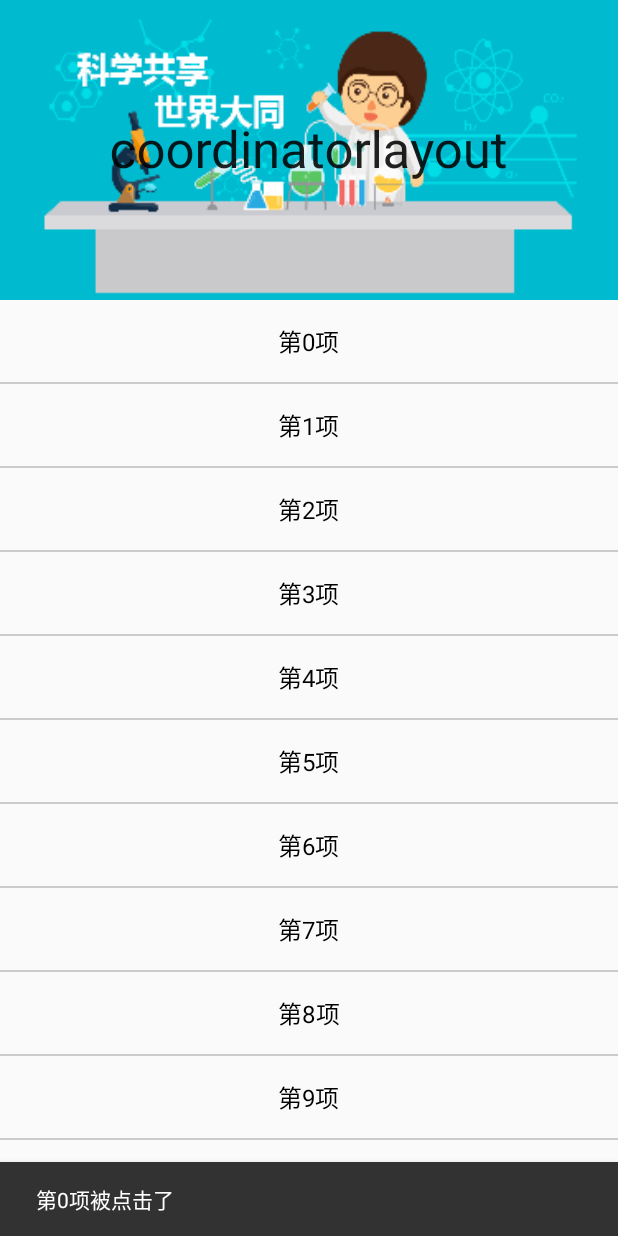
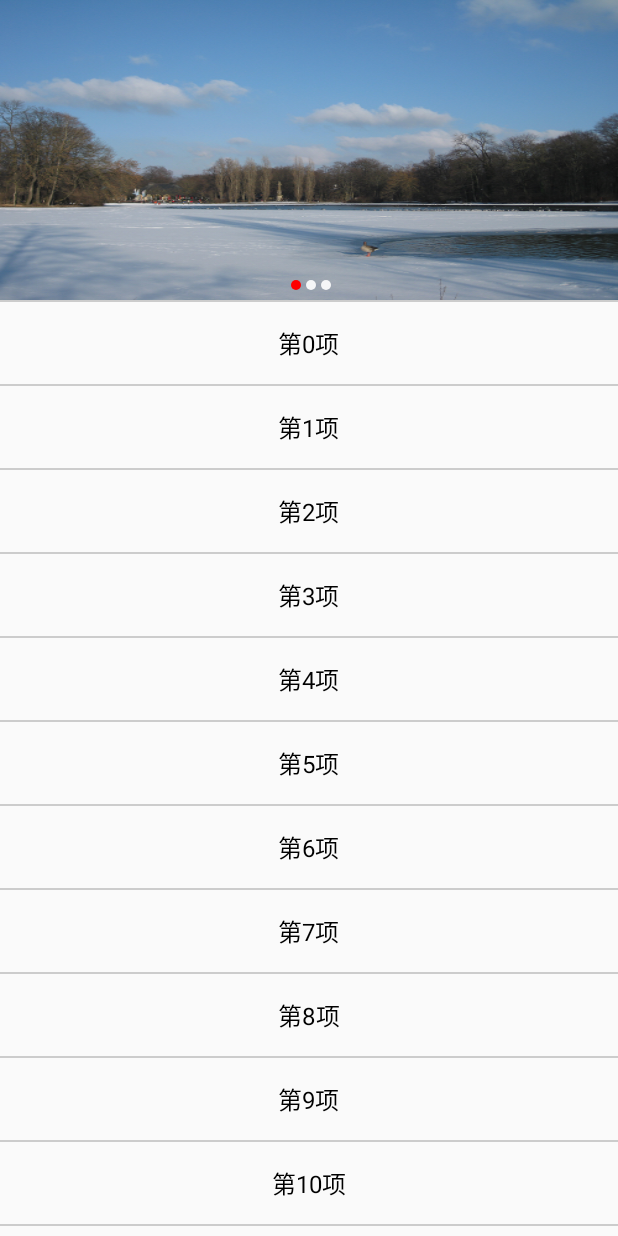
Before and after one commit to caixiaojie/RecyclerViewDemo, an Android app: the screen it shows after launch (MainActivity before the commit, AddheaderRvActivity after it), after a tap on an icon or button, on a phone screen of 412 x 824 dp. Run offline under Robolectric (Android 15) with nearby library versions, the light colour scheme and no system bars.

Commit message:
增加头部

```diff
--- a/app/build.gradle
+++ b/app/build.gradle
@@ -26,7 +26,7 @@ dependencies {
     })
     compile 'com.android.support:appcompat-v7:26.+'
     compile 'com.android.support.constraint:constraint-layout:1.0.2'
-    testCompile 'junit:junit:4.12'
     compile 'com.android.support:recyclerview-v7:26.0.0-alpha1'
     compile 'com.android.support:design:26.0.0-alpha1'
+    testCompile 'junit:junit:4.12'
 }
--- a/app/src/main/AndroidManifest.xml
+++ b/app/src/main/AndroidManifest.xml
@@ -9,7 +9,8 @@
         android:roundIcon="@mipmap/ic_launcher_round"
         android:supportsRtl="true"
         android:theme="@style/AppTheme">
-        <activity android:name=".MainActivity"
+        <activity
+            android:name=".MainActivity"
             android:screenOrientation="portrait">
             <intent-filter>
                 <action android:name="android.intent.action.MAIN" />
@@ -17,6 +18,8 @@
                 <category android:name="android.intent.category.LAUNCHER" />
             </intent-filter>
         </activity>
+        <activity android:name=".AddheaderRvActivity"
+            android:screenOrientation="portrait"></activity>
     </application>
 
 </manifest>
--- /dev/null
+++ b/app/src/main/java/com/fskj/recyclerviewdemo/AddheaderRvActivity.java
@@ -0,0 +1,200 @@
+package com.fskj.recyclerviewdemo;
+
+import android.annotation.SuppressLint;
+import android.app.Activity;
+import android.os.Handler;
+import android.os.Message;
+import android.support.design.widget.Snackbar;
+import android.support.v4.view.ViewPager;
+import android.support.v7.app.AppCompatActivity;
+import android.os.Bundle;
+import android.support.v7.widget.LinearLayoutManager;
+import android.util.DisplayMetrics;
+import android.util.Log;
+import android.util.TypedValue;
+import android.view.LayoutInflater;
+import android.view.MotionEvent;
+import android.view.View;
+import android.widget.LinearLayout;
+import android.widget.Toast;
+
+import java.util.ArrayList;
+import java.util.List;
+
+public class AddheaderRvActivity extends AppCompatActivity {
+
+    private WrapRecyclerView wRv;
+    private Activity activity;
+    private LayoutInflater inflater;
+    private ViewPager vp;
+    private LinearLayout llPoints;
+    private int [] strImgs = new int[]{R.mipmap.img_1296,R.mipmap.img_5220,R.mipmap.img_8923};
+    private List<Integer> imgList;
+    private ViewPagerAdapter pagerAdapter;
+    private int prevPosition = 0;
+    private boolean isAutoPlay = true;
+    private CustomAdapter customAdapter;
+    private List<String> dataList;
+
+
+    Runnable runnable = new Runnable() {
+        @Override
+        public void run() {
+            if (isAutoPlay) {
+                Message message = new Message();
+                handler.sendMessage(message);
+                handler.postDelayed(runnable, 3000);
+            }else {
+                // 如果处于拖拽状态停止自动播放，会每隔5秒检查一次是否可以正常自动播放。
+                handler.postDelayed(runnable, 5000);
+            }
+        }
+    };
+
+    private Handler handler = new Handler() {
+
+        @SuppressLint("HandlerLeak")
+        public void handleMessage(android.os.Message msg) {
+
+            switch (msg.what) {
+                case 0:
+                    // 得到mvp当前页面的索引
+                    int currentItem = vp.getCurrentItem();
+                    Log.e("currentItem","currentItem="+currentItem);
+                    // 要显示的下一个页面的索引
+                    currentItem++;
+                    // 设置ViewPager显示的页面
+                    vp.setCurrentItem(currentItem);
+                    break;
+
+                default:
+                    break;
+            }
+        }
+    };
+    private LinearLayout llRv;
+
+    @Override
+    protected void onCreate(Bundle savedInstanceState) {
+        super.onCreate(savedInstanceState);
+        setContentView(R.layout.activity_addheader_rv);
+        activity = AddheaderRvActivity.this;
+        inflater = LayoutInflater.from(activity);
+
+        llRv = (LinearLayout) findViewById(R.id.llRv);
+
+        View headerView = inflater.inflate(R.layout.rv_header_layout,null);
+        vp = (ViewPager) headerView.findViewById(R.id.viewPager);
+        llPoints = (LinearLayout) headerView.findViewById(R.id.llPoints);
+        imgList = new ArrayList<>();
+        for (int i = 0; i < strImgs.length; i++) {
+            imgList.add(strImgs[i]);
+        }
+        for (int i = 0; i < imgList.size(); i++) {
+            //根据图片的数量生成相对应的数量的小圆点
+            final View view=new View(this);
+            view.setBackgroundResource(R.drawable.dot_unselect);
+            DisplayMetrics metrics=new DisplayMetrics();
+            float width= TypedValue.applyDimension(TypedValue.COMPLEX_UNIT_PX,10, metrics);
+            float height=TypedValue.applyDimension(TypedValue.COMPLEX_UNIT_PX, 10, metrics);
+            LinearLayout.LayoutParams params=new LinearLayout.LayoutParams((int)width,(int)height);
+            params.leftMargin=5;
+            view.setLayoutParams(params);
+            llPoints.addView(view);
+        }
+
+
+        pagerAdapter = new ViewPagerAdapter(imgList,activity);
+        vp.setAdapter(pagerAdapter);
+        pagerAdapter.notifyDataSetChanged();
+        vp.setCurrentItem(Integer.MAX_VALUE / 2);
+        llPoints.getChildAt(0).setBackgroundResource(R.drawable.dot_select);
+        vp.addOnPageChangeListener(new ViewPager.OnPageChangeListener() {
+            @Override
+            public void onPageScrolled(int position, float positionOffset, int positionOffsetPixels) {
+
+            }
+
+            @Override
+            public void onPageSelected(int position) {
+                int newPosition = position % imgList.size();
+
+                llPoints.getChildAt(prevPosition).setBackgroundResource(R.drawable.dot_unselect);
+
+                llPoints.getChildAt(newPosition).setBackgroundResource(R.drawable.dot_select);
+
+                //把当前点位置做为下一次变化的前一个点的位置
+                prevPosition =newPosition;
+                handler.removeCallbacks(runnable);
+                Log.d("onPageSelected", "onPageSelected，page:" + position);
+                handler.postDelayed(runnable,3*1000);
+            }
+
+            @Override
+            public void onPageScrollStateChanged(int state) {
+                switch (state) {
+                    //拖拽中
+                    case ViewPager.SCROLL_STATE_DRAGGING:
+                        isAutoPlay = false;
+                        break;
+                    //闲置中
+                    case ViewPager.SCROLL_STATE_IDLE:
+                        isAutoPlay = true;
+                        break;
+                    //设置中
+                    case ViewPager.SCROLL_STATE_SETTLING:
+                        isAutoPlay = true;
+                        break;
+                }
+            }
+        });
+
+
+
+
+
+
+        dataList = new ArrayList<>();
+        for (int i = 0; i < 20; i++) {
+            dataList.add("第"+i+"项");
+        }
+        wRv = (WrapRecyclerView) findViewById(R.id.w_rv);
+        wRv.setLayoutManager(new LinearLayoutManager(activity,LinearLayoutManager.VERTICAL,false));
+        //设置分割线
+        wRv.addItemDecoration(new CustomDecoration(getResources().getDrawable(R.drawable.list_divider)));
+        //初始化适配器
+        customAdapter = new CustomAdapter(activity, dataList);
+
+        WrapRecyclerAdapter adapter = new WrapRecyclerAdapter(customAdapter);
+        //设置适配器
+        wRv.setAdapter(adapter);
+        adapter.addHeaderView(headerView);
+        adapter.notifyDataSetChanged();
+        handler.postDelayed(runnable,3000);
+        customAdapter.setOnItemClickListener(new CustomAdapter.OnItemClickListener() {
+            @Override
+            public void onItemClick(int position) {
+                Snackbar.make(llRv,"点击了"+position+"项",Snackbar.LENGTH_SHORT).show();
+            }
+        });
+
+    }
+
+    @Override
+    protected void onResume() {
+        super.onResume();
+        isAutoPlay = true;
+    }
+
+    @Override
+    protected void onStop() {
+        super.onStop();
+        isAutoPlay = false;
+    }
+
+    @Override
+    protected void onDestroy() {
+        super.onDestroy();
+        isAutoPlay = false;
+    }
+}
--- a/app/src/main/java/com/fskj/recyclerviewdemo/CustomAdapter.java
+++ b/app/src/main/java/com/fskj/recyclerviewdemo/CustomAdapter.java
@@ -15,7 +15,7 @@ import java.util.List;
  * desc:
  */
 
-public class CustomAdapter extends RecyclerView.Adapter<CustomAdapter.ViewHolder>{
+public class CustomAdapter extends WrapRecyclerView.Adapter<CustomAdapter.ViewHolder>{
     private Context context;
     private List<String> dataList;
     private LayoutInflater inflater;
--- a/app/src/main/java/com/fskj/recyclerviewdemo/MainActivity.java
+++ b/app/src/main/java/com/fskj/recyclerviewdemo/MainActivity.java
@@ -1,6 +1,7 @@
 package com.fskj.recyclerviewdemo;
 
 import android.app.Activity;
+import android.content.Intent;
 import android.graphics.Color;
 import android.support.design.widget.CoordinatorLayout;
 import android.support.design.widget.Snackbar;
@@ -44,6 +45,9 @@ public class MainActivity extends AppCompatActivity {
             @Override
             public void onItemClick(int position) {
                 Snackbar.make(coordinatorLayout,"第"+position+"项被点击了",Snackbar.LENGTH_SHORT).show();
+                if (position == 0) {
+                    startActivity(new Intent(MainActivity.this,AddheaderRvActivity.class));
+                }
             }
         });
         //长按事件
--- /dev/null
+++ b/app/src/main/java/com/fskj/recyclerviewdemo/ViewPagerAdapter.java
@@ -0,0 +1,63 @@
+package com.fskj.recyclerviewdemo;
+
+import android.content.Context;
+import android.content.Intent;
+import android.net.Uri;
+import android.support.v4.view.PagerAdapter;
+import android.view.View;
+import android.view.ViewGroup;
+import android.widget.ImageView;
+
+import java.util.List;
+
+/**
+ * author: Administrator
+ * date: 2018/2/5 0005
+ * desc:
+ */
+
+public class ViewPagerAdapter extends PagerAdapter {
+    private List<Integer> imgs;
+    private Context context;
+    private String [] urls = new String[] {"https://www.baidu.com","https://www.cnblogs.com","https://github.com/"};
+
+    public ViewPagerAdapter(List<Integer> imgs, Context context) {
+        this.imgs = imgs;
+        this.context = context;
+    }
+
+    @Override
+    public Object instantiateItem(ViewGroup container,  int position) {
+        final int newPosition = position % imgs.size();
+        ImageView imageView = new ImageView(context);
+        imageView.setImageResource(imgs.get(newPosition));
+        imageView.setScaleType(ImageView.ScaleType.FIT_XY);
+        imageView.setOnClickListener(new View.OnClickListener() {
+            @Override
+            public void onClick(View view) {
+                Intent intent = new Intent();
+                intent.setAction(Intent.ACTION_VIEW);
+                Uri content_url = Uri.parse(urls[newPosition]);
+                intent.setData(content_url);
+                context.startActivity(intent);
+            }
+        });
+        container.addView(imageView);
+        return imageView;
+    }
+
+    @Override
+    public void destroyItem(ViewGroup container, int position, Object object) {
+        container.removeView((ImageView) object);
+    }
+
+    @Override
+    public int getCount() {
+        return Integer.MAX_VALUE;
+    }
+
+    @Override
+    public boolean isViewFromObject(View view, Object object) {
+        return view == object;
+    }
+}
--- /dev/null
+++ b/app/src/main/java/com/fskj/recyclerviewdemo/WrapRecyclerAdapter.java
@@ -0,0 +1,191 @@
+package com.fskj.recyclerviewdemo;
+
+import android.support.v7.widget.GridLayoutManager;
+import android.support.v7.widget.RecyclerView;
+import android.util.SparseArray;
+import android.view.View;
+import android.view.ViewGroup;
+
+/**
+ * author: Administrator
+ * date: 2018/2/7 0007
+ * desc:
+ */
+
+public class WrapRecyclerAdapter extends RecyclerView.Adapter<RecyclerView.ViewHolder> {
+    private final static String TAG = "WrapRecyclerAdapter";
+    // 用来存放底部和头部View的集合  比Map要高效一些
+    // 可以点击进入看一下官方的解释
+    /**
+     * SparseArrays map integers to Objects.  Unlike a normal array of Objects,
+     * there can be gaps in the indices.  It is intended to be more memory efficient
+     * than using a HashMap to map Integers to Objects, both because it avoids
+     * auto-boxing keys and its data structure doesn't rely on an extra entry object
+     * for each mapping.
+     */
+    private SparseArray<View> mHeaderViews;
+    private SparseArray<View> mFooterViews;
+
+    // 基本的头部类型开始位置  用于viewType
+    private static int BASE_ITEM_TYPE_HEADER = 10000000;
+    // 基本的底部类型开始位置  用于viewType
+    private static int BASE_ITEM_TYPE_FOOTER = 20000000;
+
+    // 列表的Adapter
+    private RecyclerView.Adapter mAdapter;
+
+    public WrapRecyclerAdapter(RecyclerView.Adapter adapter) {
+        this.mAdapter = adapter;
+        mHeaderViews = new SparseArray<>();
+        mFooterViews = new SparseArray<>();
+    }
+
+    @Override
+    public RecyclerView.ViewHolder onCreateViewHolder(ViewGroup parent, int viewType) {
+
+        // viewType 可能就是 SparseArray 的key
+        if (isHeaderViewType(viewType)) {
+            View headerView = mHeaderViews.get(viewType);
+            return createHeaderFooterViewHolder(headerView);
+        }
+
+        if (isFooterViewType(viewType)) {
+            View footerView = mFooterViews.get(viewType);
+            return createHeaderFooterViewHolder(footerView);
+        }
+        return mAdapter.onCreateViewHolder(parent, viewType);
+    }
+
+    /**
+     * 是不是底部类型
+     */
+    private boolean isFooterViewType(int viewType) {
+        int position = mFooterViews.indexOfKey(viewType);
+        return position >= 0;
+    }
+
+    /**
+     * 创建头部或者底部的ViewHolder
+     */
+    private RecyclerView.ViewHolder createHeaderFooterViewHolder(View view) {
+        return new RecyclerView.ViewHolder(view) {
+
+        };
+    }
+
+    /**
+     * 是不是头部类型
+     */
+    private boolean isHeaderViewType(int viewType) {
+        int position = mHeaderViews.indexOfKey(viewType);
+        return position >= 0;
+    }
+
+    @Override
+    public void onBindViewHolder(RecyclerView.ViewHolder holder, int position) {
+        if (isHeaderPosition(position) || isFooterPosition(position)) {
+            return;
+        }
+        // 计算一下位置
+        position = position - mHeaderViews.size();
+        mAdapter.onBindViewHolder(holder, position);
+    }
+
+    @Override
+    public int getItemViewType(int position) {
+        if (isHeaderPosition(position)) {
+            // 直接返回position位置的key
+            return mHeaderViews.keyAt(position);
+        }
+        if (isFooterPosition(position)) {
+            // 直接返回position位置的key
+            position = position - mHeaderViews.size() - mAdapter.getItemCount();
+            return mFooterViews.keyAt(position);
+        }
+        // 返回列表Adapter的getItemViewType
+        position = position - mHeaderViews.size();
+        return mAdapter.getItemViewType(position);
+    }
+
+    /**
+     * 是不是底部位置
+     */
+    private boolean isFooterPosition(int position) {
+        return position >= (mHeaderViews.size() + mAdapter.getItemCount());
+    }
+
+    /**
+     * 是不是头部位置
+     */
+    private boolean isHeaderPosition(int position) {
+        return position < mHeaderViews.size();
+    }
+
+    @Override
+    public int getItemCount() {
+        // 条数三者相加 = 底部条数 + 头部条数 + Adapter的条数
+        return mAdapter.getItemCount() + mHeaderViews.size() + mFooterViews.size();
+    }
+
+    /**
+     * 获取列表的Adapter
+     */
+    private RecyclerView.Adapter getAdapter() {
+        return mAdapter;
+    }
+
+    // 添加头部
+    public void addHeaderView(View view) {
+        int position = mHeaderViews.indexOfValue(view);
+        if (position < 0) {
+            mHeaderViews.put(BASE_ITEM_TYPE_HEADER++, view);
+        }
+        notifyDataSetChanged();
+    }
+
+    // 添加底部
+    public void addFooterView(View view) {
+        int position = mFooterViews.indexOfValue(view);
+        if (position < 0) {
+            mFooterViews.put(BASE_ITEM_TYPE_FOOTER++, view);
+        }
+        notifyDataSetChanged();
+    }
+
+    // 移除头部
+    public void removeHeaderView(View view) {
+        int index = mHeaderViews.indexOfValue(view);
+        if (index < 0) return;
+        mHeaderViews.removeAt(index);
+        notifyDataSetChanged();
+    }
+
+    // 移除底部
+    public void removeFooterView(View view) {
+        int index = mFooterViews.indexOfValue(view);
+        if (index < 0) return;
+        mFooterViews.removeAt(index);
+        notifyDataSetChanged();
+    }
+
+    /**
+     * 解决GridLayoutManager添加头部和底部不占用一行的问题
+     *
+     * @param recycler
+     * @version 1.0
+     */
+    public void adjustSpanSize(RecyclerView recycler) {
+        if (recycler.getLayoutManager() instanceof GridLayoutManager) {
+            final GridLayoutManager layoutManager = (GridLayoutManager) recycler.getLayoutManager();
+            layoutManager.setSpanSizeLookup(new GridLayoutManager.SpanSizeLookup() {
+                @Override
+                public int getSpanSize(int position) {
+                    boolean isHeaderOrFooter =
+                            isHeaderPosition(position) || isFooterPosition(position);
+                    return isHeaderOrFooter ? layoutManager.getSpanCount() : 1;
+                }
+            });
+        }
+    }
+
+}
--- /dev/null
+++ b/app/src/main/java/com/fskj/recyclerviewdemo/WrapRecyclerView.java
@@ -0,0 +1,138 @@
+package com.fskj.recyclerviewdemo;
+
+import android.content.Context;
+import android.support.annotation.Nullable;
+import android.support.v7.widget.RecyclerView;
+import android.util.AttributeSet;
+import android.view.View;
+
+/**
+ * author: Administrator
+ * date: 2018/2/7 0007
+ * desc:
+ */
+
+public class WrapRecyclerView extends RecyclerView {
+    // 包裹了一层的头部底部Adapter
+    private WrapRecyclerAdapter mWrapRecyclerAdapter;
+    // 这个是列表数据的Adapter
+    private RecyclerView.Adapter mAdapter;
+
+    public WrapRecyclerView(Context context) {
+        super(context);
+    }
+
+    public WrapRecyclerView(Context context, @Nullable AttributeSet attrs) {
+        super(context, attrs);
+    }
+
+    public WrapRecyclerView(Context context, @Nullable AttributeSet attrs, int defStyle) {
+        super(context, attrs, defStyle);
+    }
+
+    @Override
+    public void setAdapter(Adapter adapter) {
+        // 为了防止多次设置Adapter
+        if (mAdapter != null) {
+            mAdapter.unregisterAdapterDataObserver(mDataObserver);
+            mAdapter = null;
+        }
+
+        this.mAdapter = adapter;
+
+        if (adapter instanceof WrapRecyclerAdapter) {
+            mWrapRecyclerAdapter = (WrapRecyclerAdapter) adapter;
+        } else {
+            mWrapRecyclerAdapter = new WrapRecyclerAdapter(adapter);
+        }
+
+        super.setAdapter(mWrapRecyclerAdapter);
+
+        // 注册一个观察者
+        mAdapter.registerAdapterDataObserver(mDataObserver);
+
+        // 解决GridLayout添加头部和底部也要占据一行
+        mWrapRecyclerAdapter.adjustSpanSize(this);
+    }
+
+    // 添加头部
+    public void addHeaderView(View view) {
+        // 如果没有Adapter那么就不添加，也可以选择抛异常提示
+        // 让他必须先设置Adapter然后才能添加，这里是仿照ListView的处理方式
+        if (mWrapRecyclerAdapter != null) {
+            mWrapRecyclerAdapter.addHeaderView(view);
+        }
+    }
+
+    // 添加底部
+    public void addFooterView(View view) {
+        if (mWrapRecyclerAdapter != null) {
+            mWrapRecyclerAdapter.addFooterView(view);
+        }
+    }
+
+    // 移除头部
+    public void removeHeaderView(View view) {
+        if (mWrapRecyclerAdapter != null) {
+            mWrapRecyclerAdapter.removeHeaderView(view);
+        }
+    }
+
+    // 移除底部
+    public void removeFooterView(View view) {
+        if (mWrapRecyclerAdapter != null) {
+            mWrapRecyclerAdapter.removeFooterView(view);
+        }
+    }
+
+    private AdapterDataObserver mDataObserver = new AdapterDataObserver() {
+        @Override
+        public void onChanged() {
+            if (mAdapter == null) return;
+            // 观察者  列表Adapter更新 包裹的也需要更新不然列表的notifyDataSetChanged没效果
+            if (mWrapRecyclerAdapter != mAdapter)
+                mWrapRecyclerAdapter.notifyDataSetChanged();
+        }
+
+        @Override
+        public void onItemRangeRemoved(int positionStart, int itemCount) {
+            if (mAdapter == null) return;
+            // 观察者  列表Adapter更新 包裹的也需要更新不然列表的notifyDataSetChanged没效果
+            if (mWrapRecyclerAdapter != mAdapter)
+                mWrapRecyclerAdapter.notifyItemRemoved(positionStart);
+        }
+
+        @Override
+        public void onItemRangeMoved(int fromPosition, int toPosition, int itemCount) {
+            if (mAdapter == null) return;
+            // 观察者  列表Adapter更新 包裹的也需要更新不然列表的notifyItemMoved没效果
+            if (mWrapRecyclerAdapter != mAdapter)
+                mWrapRecyclerAdapter.notifyItemMoved(fromPosition, toPosition);
+        }
+
+        @Override
+        public void onItemRangeChanged(int positionStart, int itemCount) {
+            if (mAdapter == null) return;
+            // 观察者  列表Adapter更新 包裹的也需要更新不然列表的notifyItemChanged没效果
+            if (mWrapRecyclerAdapter != mAdapter)
+                mWrapRecyclerAdapter.notifyItemChanged(positionStart);
+        }
+
+        @Override
+        public void onItemRangeChanged(int positionStart, int itemCount, Object payload) {
+            if (mAdapter == null) return;
+            // 观察者  列表Adapter更新 包裹的也需要更新不然列表的notifyItemChanged没效果
+            if (mWrapRecyclerAdapter != mAdapter)
+                mWrapRecyclerAdapter.notifyItemChanged(positionStart,payload);
+        }
+
+        @Override
+        public void onItemRangeInserted(int positionStart, int itemCount) {
+            if (mAdapter == null) return;
+            // 观察者  列表Adapter更新 包裹的也需要更新不然列表的notifyItemInserted没效果
+            if (mWrapRecyclerAdapter != mAdapter)
+                mWrapRecyclerAdapter.notifyItemInserted(positionStart);
+        }
+    };
+
+}
--- /dev/null
+++ b/app/src/main/res/drawable/dot_select.xml
@@ -0,0 +1,8 @@
+<?xml version="1.0" encoding="utf-8"?>
+<shape xmlns:android="http://schemas.android.com/apk/res/android"
+    android:shape="oval">
+
+    <corners android:radius="3dp"/>
+    <size android:width="6dp" android:height="6dp"/>
+    <solid android:color="#f00"/>
+</shape>
--- /dev/null
+++ b/app/src/main/res/drawable/dot_unselect.xml
@@ -0,0 +1,7 @@
+<?xml version="1.0" encoding="utf-8"?>
+<shape xmlns:android="http://schemas.android.com/apk/res/android"
+    android:shape="oval">
+    <size android:width="6dp" android:height="6dp"/>
+    <solid android:color="#f5f6f7"/>
+    <corners android:radius="3dp"/>
+</shape>
--- /dev/null
+++ b/app/src/main/res/layout/activity_addheader_rv.xml
@@ -0,0 +1,14 @@
+<?xml version="1.0" encoding="utf-8"?>
+<LinearLayout xmlns:android="http://schemas.android.com/apk/res/android"
+    xmlns:app="http://schemas.android.com/apk/res-auto"
+    xmlns:tools="http://schemas.android.com/tools"
+    android:layout_width="match_parent"
+    android:layout_height="match_parent"
+    android:orientation="vertical"
+    android:id="@+id/llRv"
+    tools:context="com.fskj.recyclerviewdemo.AddheaderRvActivity">
+    <com.fskj.recyclerviewdemo.WrapRecyclerView
+        android:id="@+id/w_rv"
+        android:layout_width="match_parent"
+        android:layout_height="match_parent"></com.fskj.recyclerviewdemo.WrapRecyclerView>
+</LinearLayout>
--- /dev/null
+++ b/app/src/main/res/layout/rv_header_layout.xml
@@ -0,0 +1,22 @@
+<?xml version="1.0" encoding="utf-8"?>
+<LinearLayout xmlns:android="http://schemas.android.com/apk/res/android"
+    android:orientation="vertical" android:layout_width="match_parent"
+    android:layout_height="match_parent">
+    <FrameLayout
+        android:layout_width="match_parent"
+        android:layout_height="200dp">
+        <android.support.v4.view.ViewPager
+            android:id="@+id/viewPager"
+            android:layout_width="match_parent"
+            android:layout_height="match_parent"></android.support.v4.view.ViewPager>
+        <LinearLayout
+            android:orientation="horizontal"
+            android:id="@+id/llPoints"
+            android:gravity="center"
+            android:layout_gravity="bottom"
+            android:layout_width="match_parent"
+            android:layout_height="20dp">
+
+        </LinearLayout>
+    </FrameLayout>
+</LinearLayout>
```
Also changed, not shown: app/src/main/res/mipmap-xxhdpi/img_1296.jpg (added), app/src/main/res/mipmap-xxhdpi/img_5220.jpg (added), app/src/main/res/mipmap-xxhdpi/img_8923.jpg (added).
